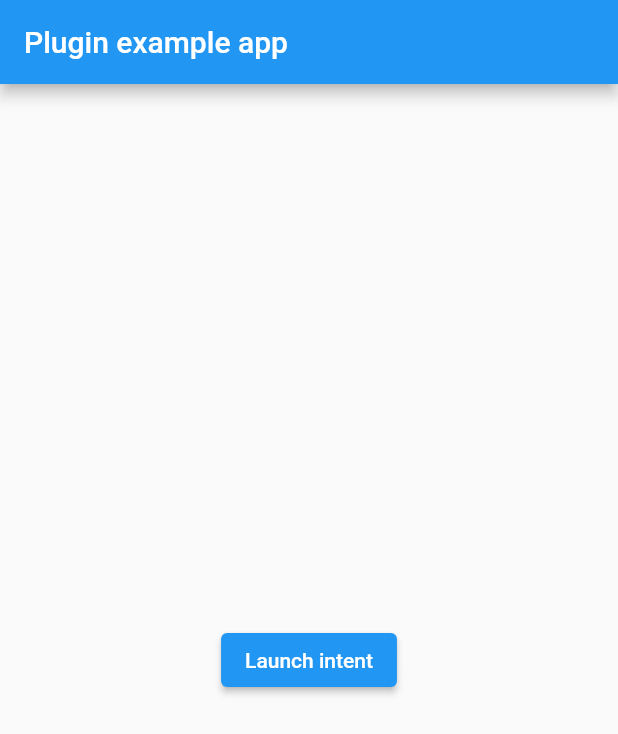
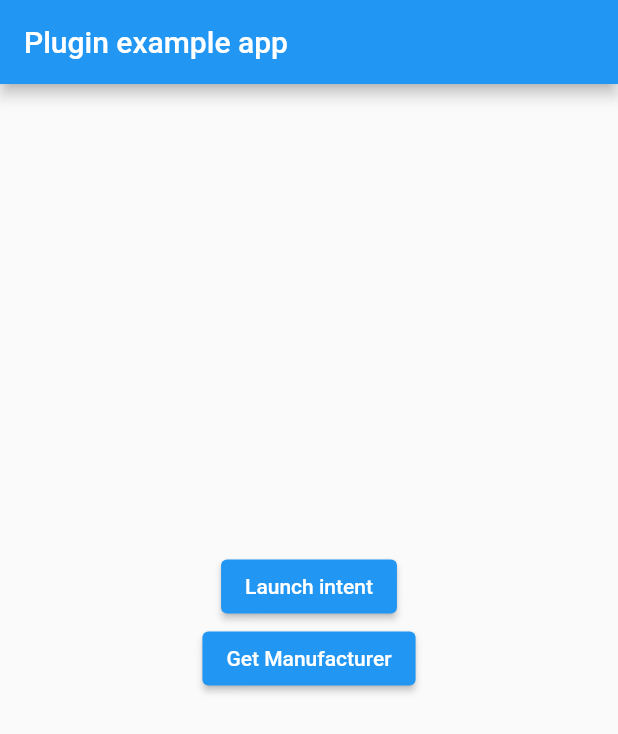
Before and after one commit to PaoloP98/FlutterAutostartIntent, a Flutter app: the screen it shows after launch, on a phone screen of 412 x 824 dp. Shown: the top 734 px of the screen. Run offline on Flutter 3.47's test engine with Material 2 defaults, Android fonts, the phone set to English and light mode, and no system bars.

Commit message:
Null safe

```diff
--- a/example/lib/main.dart
+++ b/example/lib/main.dart
@@ -11,6 +11,7 @@ class MyApp extends StatefulWidget {
 }
 
 class _MyAppState extends State<MyApp> {
+  String? _manufacturer;
   @override
   void initState() {
     super.initState();
@@ -24,11 +25,29 @@ class _MyAppState extends State<MyApp> {
           title: const Text('Plugin example app'),
         ),
         body: Center(
-          child: ElevatedButton(
-            onPressed: () {
-              Autostart.addAutoStartup();
-            },
-            child: Text("Launch intent"),
+          child: Column(
+            mainAxisAlignment: MainAxisAlignment.center,
+            children: [
+              ElevatedButton(
+                onPressed: () {
+                  Autostart.addAutoStartup();
+                },
+                child: Text("Launch intent"),
+              ),
+              ElevatedButton(
+                onPressed: () async {
+                  final manufacturer = await Autostart.getManufacturer;
+                  setState(() {
+                    _manufacturer = manufacturer;
+                  });
+                },
+                child: Text("Get Manufacturer"),
+              ),
+              SizedBox(
+                height: 50,
+              ),
+              if (_manufacturer != null) Text(_manufacturer!)
+            ],
           ),
         ),
       ),
--- a/pubspec.yaml
+++ b/pubspec.yaml
@@ -5,7 +5,7 @@ author:
 # homepage:
 
 environment:
-  sdk: ">=2.7.0 <3.0.0"
+  sdk: ">=2.12.0 <3.0.0"
   flutter: ">=1.20.0"
 
 dependencies:
```
Also changed, not shown: example/pubspec.yaml (+2 -48 lines), example/pubspec.lock, pubspec.lock, 1 other file.
